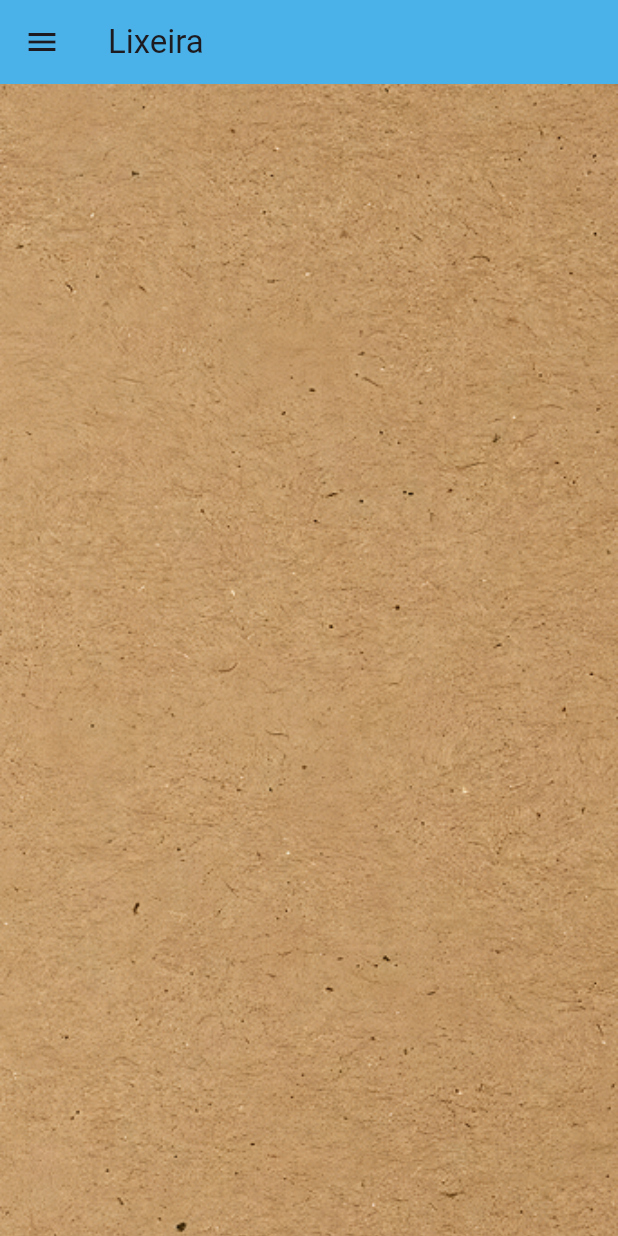
After one commit to b4rradas/app_notasorg, a Flutter app: the LixeiraView screen opened by its route, on a phone screen of 412 x 824 dp. The commit adds this screen. Run offline on Flutter 3.47's test engine with Material 3 defaults, Android fonts, the phone set to English and light mode, and no system bars; our stand-ins replace device_preview, get_it.

Commit message:
Criando telas LixeiraView e ArquivadosView

```diff
--- /dev/null
+++ b/lib/view/lixeira_view.dart
@@ -0,0 +1,28 @@
+import 'package:app_notasorg/view/home_view.dart';
+import 'package:flutter/material.dart';
+
+
+class LixeiraView extends StatelessWidget {
+  const LixeiraView({super.key});
+
+  @override
+  Widget build(BuildContext context) {
+    return Scaffold(
+      body: Container(
+        width: double.infinity,
+        height: double.infinity,
+        decoration: BoxDecoration(
+          image: DecorationImage(
+            image: AssetImage("assets/background_img.png"), // Imagem de fundo
+            fit: BoxFit.cover, // Preenche toda a tela
+          ),
+        ),
+      ),
+      drawer: SideBar(),
+      appBar: AppBar(
+        title: Text('Lixeira'),
+        backgroundColor: Color.fromARGB(255, 74, 177, 233),
+      ),
+    );
+  }
+}
--- a/lib/view/login_view.dart
+++ b/lib/view/login_view.dart
@@ -10,7 +10,7 @@ class LoginView extends StatefulWidget {
 }
 
 class _LoginViewState extends State<LoginView> {
-  final LoginController controller = GetIt.I<LoginController>();
+  final LoginController controller = GetIt.I<LoginController>();            //Registrando controller
   final _formKey = GlobalKey<FormState>();
 
   @override
```
Also changed, not shown: lib/main.dart (+6 -2 lines), lib/view/arquivados_view.dart (added, +28 -0 lines), lib/view/home_view.dart (+13 -5 lines).
